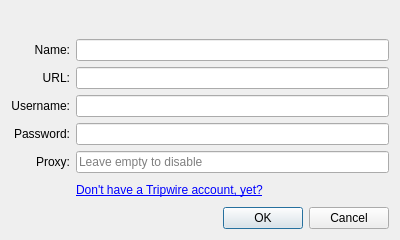
This is resources/ui/gui_tripwire.ui in secondfry/shortcircuit as Qt 5 draws it before an edit. The edited form follows.
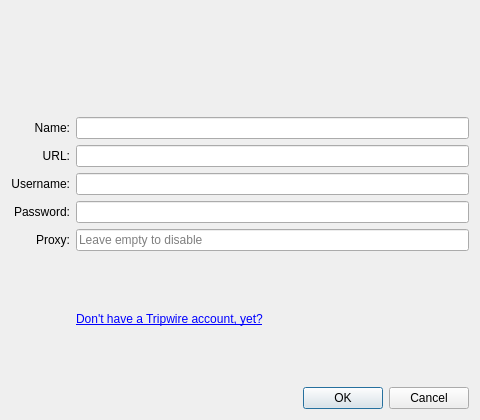
This is the edited form. Icons and pictures are not drawn.

Commit message: Polish Mappers and Tripwire dialog layouts

```diff
--- a/resources/ui/gui_tripwire.ui
+++ b/resources/ui/gui_tripwire.ui
@@ -6,26 +6,20 @@
    <rect>
     <x>0</x>
     <y>0</y>
-    <width>400</width>
-    <height>240</height>
+    <width>480</width>
+    <height>420</height>
    </rect>
   </property>
   <property name="sizePolicy">
-   <sizepolicy hsizetype="Fixed" vsizetype="Fixed">
+   <sizepolicy hsizetype="Preferred" vsizetype="Preferred">
     <horstretch>0</horstretch>
     <verstretch>0</verstretch>
    </sizepolicy>
   </property>
   <property name="minimumSize">
    <size>
-    <width>400</width>
-    <height>240</height>
-   </size>
-  </property>
-  <property name="maximumSize">
-   <size>
-    <width>400</width>
-    <height>240</height>
+    <width>480</width>
+    <height>420</height>
    </size>
   </property>
   <property name="font">
@@ -47,12 +41,33 @@
   <layout class="QGridLayout" name="gridLayout">
    <item row="0" column="0" colspan="2">
     <widget class="QLabel" name="label_4">
+     <property name="sizePolicy">
+      <sizepolicy hsizetype="Preferred" vsizetype="Fixed">
+       <horstretch>0</horstretch>
+       <verstretch>0</verstretch>
+      </sizepolicy>
+     </property>
+     <property name="minimumSize">
+      <size>
+       <width>382</width>
+       <height>100</height>
+      </size>
+     </property>
+     <property name="maximumSize">
+      <size>
+       <width>16777215</width>
+       <height>100</height>
+      </size>
+     </property>
      <property name="text">
       <string/>
      </property>
      <property name="pixmap">
       <pixmap resource="../resources.qrc">:/images/tripwire_banner.png</pixmap>
      </property>
+     <property name="alignment">
+      <set>Qt::AlignCenter</set>
+     </property>
     </widget>
    </item>
    <item row="1" column="0">
```
The commit also changes 2 other files.
